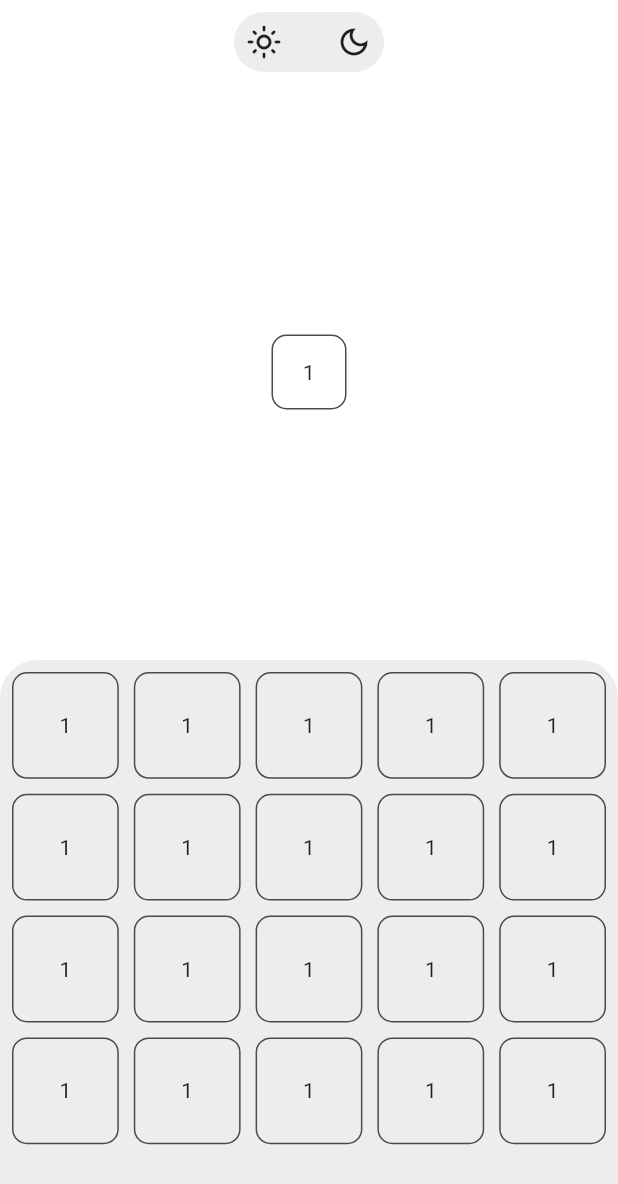
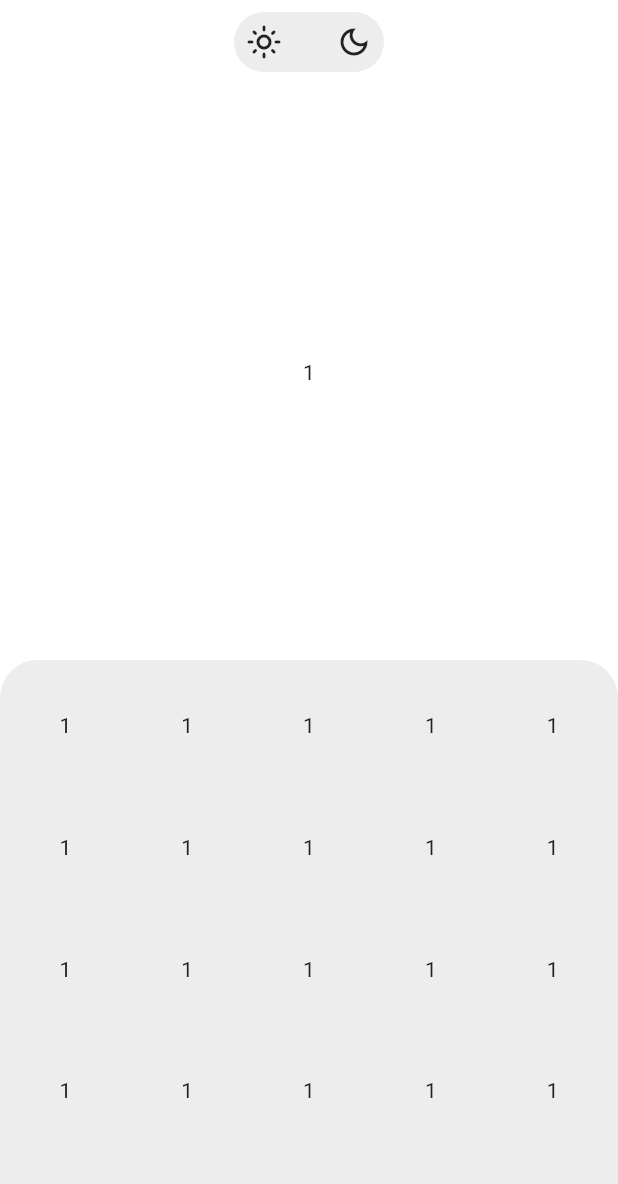
Before and after one commit to Aslmmon/calculator_app, a Flutter app: the screen it shows after launch, on a phone screen of 412 x 824 dp. Shown: the top 1184 px of the screen. Run offline on Flutter 3.47's test engine with Material 2 defaults, Android fonts, the phone set to English and light mode, and no system bars; our stand-ins replace flutter_svg, lottie, shared_preferences.

Commit message:
added change Brightness Values with provider

```diff
--- a/calc_app/lib/main/main.dart
+++ b/calc_app/lib/main/main.dart
@@ -18,8 +18,7 @@ class MyApp extends StatelessWidget {
   Widget build(BuildContext context) {
     return ChangeNotifierProvider(
         create: (_) => ThemeViewModel(),
-        child: Consumer<ThemeViewModel>(
-            builder: (context, ThemeViewModel themeViewModel, child) {
+        child: Consumer<ThemeViewModel>(builder: (context, ThemeViewModel themeViewModel, child) {
           return MaterialApp(
               title: AppConstants.applicationName,
               debugShowCheckedModeBanner: false,
@@ -41,7 +40,7 @@ class MyCalcApp extends StatelessWidget {
     return Scaffold(
       body: SafeArea(
         child: Container(
-          color: ColorManager.primary,
+          color: Theme.of(context).primaryColor,
           child: Column(
             children: [
               ThemeView(),
@@ -49,7 +48,7 @@ class MyCalcApp extends StatelessWidget {
               Expanded(
                 child: Container(
                   decoration: BoxDecoration(
-                      color: ColorManager.secondary,
+                      color: Theme.of(context).primaryColorLight,
                       borderRadius: BorderRadius.only(
                           topLeft: Radius.circular(AppSizes.s25),
                           topRight: Radius.circular(AppSizes.s25))),
@@ -72,7 +71,6 @@ class MyCalcApp extends StatelessWidget {
           ),
         ),
       ),
-      backgroundColor: ColorManager.greySubtitle,
     );
   }
 }
@@ -85,11 +83,10 @@ class CustomButton extends StatelessWidget {
     return Container(
         width: 50,
         height: 50,
-        decoration: BoxDecoration(
-            border: Border.all(
-              color: ColorManager.grey,
-            ),
-            borderRadius: BorderRadius.all(Radius.circular(10))),
-        child: Center(child: Text("1")));
+        child: Center(
+            child: Text(
+          "1",
+          style: TextStyle(color: Theme.of(context).focusColor),
+        )));
   }
 }
--- a/calc_app/lib/main/theme_view.dart
+++ b/calc_app/lib/main/theme_view.dart
@@ -1,30 +1,43 @@
 import 'package:app_resources/app_resources.dart';
+import 'package:calc/app/theme_viewmodel.dart';
 import 'package:flutter/material.dart';
+import 'package:provider/provider.dart';
 
 class ThemeView extends StatelessWidget {
   const ThemeView({Key? key}) : super(key: key);
 
   @override
   Widget build(BuildContext context) {
+    return Consumer<ThemeViewModel>(
+        builder: (context, ThemeViewModel themeViewModel, child) {
       return Padding(
         padding: const EdgeInsets.all(AppSizes.s8),
         child: Container(
           width: AppSizes.s100,
           height: AppSizes.s40,
           decoration: BoxDecoration(
-            color: ColorManager.secondary,
+              color: Theme.of(context).primaryColorLight,
               borderRadius: BorderRadius.all(Radius.circular(AppSizes.s24))),
           child: Padding(
             padding: const EdgeInsets.all(AppSizes.s8),
             child: Row(
               mainAxisAlignment: MainAxisAlignment.spaceBetween,
               children: [
-              Icon(Icons.light_mode_outlined),
-              Icon(Icons.dark_mode_outlined)
+                InkWell(
+                  onTap: () => themeViewModel.isDark = false,
+                  child: Icon(Icons.light_mode_outlined,
+                      color: Theme.of(context).focusColor),
+                ),
+                InkWell(
+                  onTap: () => themeViewModel.isDark = true,
+                  child: Icon(Icons.dark_mode_outlined,
+                      color: Theme.of(context).focusColor),
+                )
               ],
             ),
           ),
         ),
       );
+    });
   }
 }
--- a/local_dependencies/app_resources/lib/src/color_manager.dart
+++ b/local_dependencies/app_resources/lib/src/color_manager.dart
@@ -3,13 +3,21 @@ import 'package:flutter/cupertino.dart';
 class ColorManager {
   static Color primary = const Color(0xffffffff);
   static Color secondary = const Color(0xffeeeded);
+  static Color textColor = const Color(0xff232222);
+  static Color darkGrey = const Color(0xff232222);
 
-  static Color darkGrey = const Color(0xff232222);
+  static Color normalCaluclationsColor = const Color(0xff970000);
+
   static Color grey = const Color(0xff4a4b4d);
   static Color greySubtitle = const Color(0xff7c7d7e);
-
   static Color lightGray = const Color(0xffcbcbcb);
   static Color redColor = const Color(0xffa70000);
   static Color whitecolor = const Color(0xfffafafa);
 
+
+  static Color primaryDark = const Color(0xff142049);
+  static Color secondaryDark = const Color(0xff2d2d61);
+  static Color textColorDark = const Color(0xffffffff);
+  static Color normalCaluclationsColorDark = const Color(0xff970000);
+
 }
--- a/local_dependencies/app_resources/lib/src/theme_manager.dart
+++ b/local_dependencies/app_resources/lib/src/theme_manager.dart
@@ -24,9 +24,9 @@ ThemeData getApplicationTheme({required AppTheme appTheme}) {
   return appTheme == AppTheme.light_theme
       ? ThemeData(
           primaryColor: ColorManager.primary,
-          primaryColorLight: ColorManager.primary,
-          disabledColor: ColorManager.grey,
-          splashColor: ColorManager.darkGrey,
+          primaryColorLight: ColorManager.secondary,
+          focusColor: ColorManager.textColor,
+          indicatorColor: ColorManager.normalCaluclationsColor,
           //Ripple Effect
           /**
        * card Theme
@@ -105,10 +105,11 @@ ThemeData getApplicationTheme({required AppTheme appTheme}) {
                     const BorderRadius.all(Radius.circular(AppSizes.s8))),
           ))
       : ThemeData(
-          primaryColor: ColorManager.primary,
-          primaryColorLight: ColorManager.primary,
-          disabledColor: ColorManager.grey,
-          splashColor: ColorManager.darkGrey,
+          primaryColor: ColorManager.primaryDark,
+          primaryColorLight: ColorManager.secondaryDark,
+      focusColor: ColorManager.textColorDark,
+      indicatorColor: ColorManager.normalCaluclationsColorDark,
+          disabledColor: ColorManager.secondary,
           //Ripple Effect
           /**
        * card Theme
```
Lines whose indentation alone changed are shown as unchanged.
